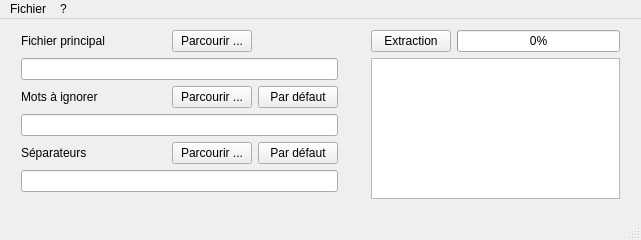
Above: gui test/NuageDeMotsGui/mainwindow.ui from WordCloudZZ/WordCloudZZ before the change. Below: the same form after it.
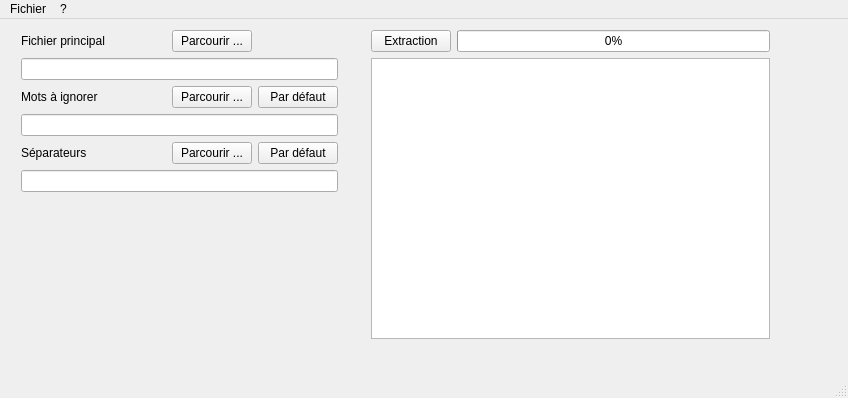
That is the form after the change.

What changed in the file:
```diff
--- a/gui test/NuageDeMotsGui/mainwindow.ui
+++ b/gui test/NuageDeMotsGui/mainwindow.ui
@@ -6,8 +6,8 @@
    <rect>
     <x>0</x>
     <y>0</y>
-    <width>641</width>
-    <height>240</height>
+    <width>848</width>
+    <height>398</height>
    </rect>
   </property>
   <property name="minimumSize">
@@ -127,13 +127,13 @@
      </item>
     </layout>
    </widget>
-   <widget class="QWidget" name="">
+   <widget class="QWidget" name="layoutWidget">
     <property name="geometry">
      <rect>
       <x>360</x>
       <y>0</y>
-      <width>271</width>
-      <height>191</height>
+      <width>421</width>
+      <height>331</height>
      </rect>
     </property>
     <layout class="QGridLayout" name="gridLayout_2">
@@ -172,7 +172,7 @@
     <rect>
      <x>0</x>
      <y>0</y>
-     <width>641</width>
+     <width>848</width>
      <height>20</height>
     </rect>
    </property>
```
Left out of the diff: 3 changed lines with no effect on the pictures.
